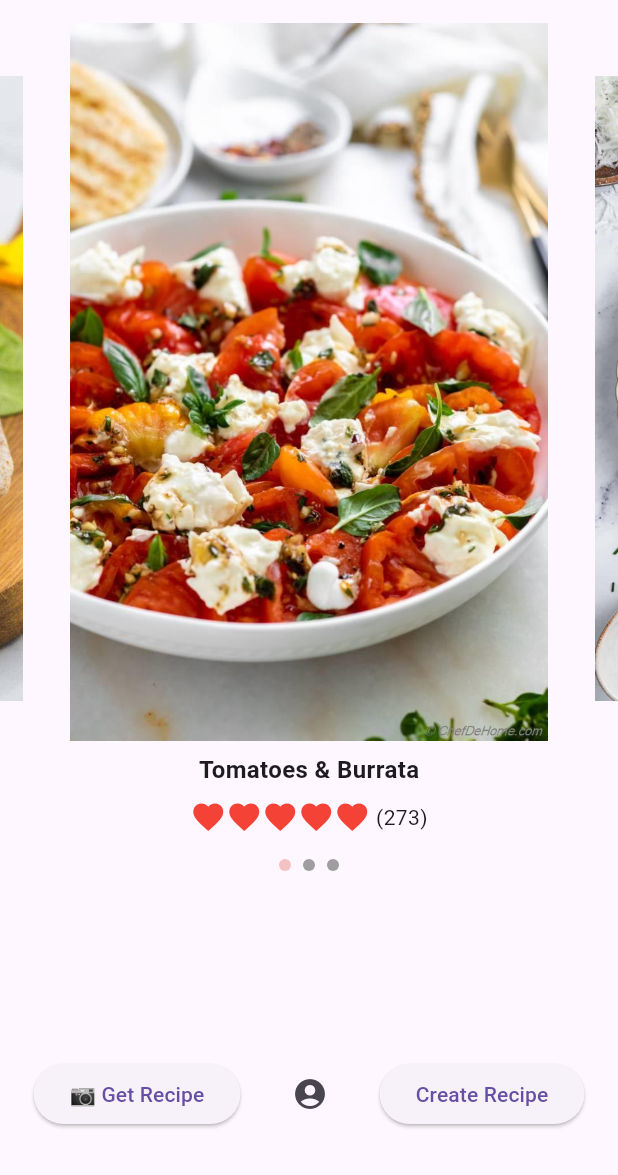
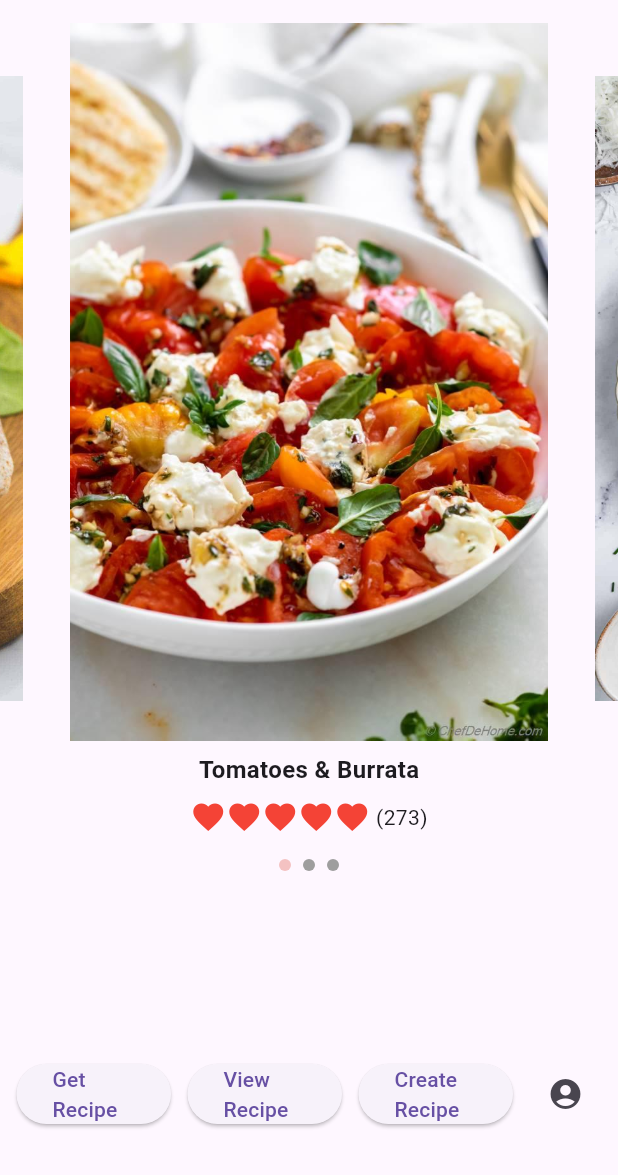
Before and after one commit to YuJieWu5/ten_mins_five_ingredients, a Flutter app: the screen it shows after launch, on a phone screen of 412 x 824 dp, the part 61-1236 px from its top. Run offline on Flutter 3.47's test engine with Material 3 defaults, Android fonts, the phone set to English and light mode, and no system bars; drawn by our look-alikes of carousel_slider.

Commit message:
Update homepage_bottom_action_bar.dart
Added button and change navigation

```diff
--- a/lib/homepage_bottom_action_bar.dart
+++ b/lib/homepage_bottom_action_bar.dart
@@ -1,5 +1,6 @@
 import 'package:flutter/material.dart';
 import 'photo_capture_page.dart';
+import 'recipe_list_page.dart';
 
 class BottomActionBar extends StatelessWidget {
   @override
@@ -7,8 +8,9 @@ class BottomActionBar extends StatelessWidget {
     return Row(
       mainAxisAlignment: MainAxisAlignment.spaceEvenly,
       children: <Widget>[
-        ElevatedButton(
-          child: Text('📷 Get Recipe'),
+        Flexible(
+          child: ElevatedButton(
+            child: Text('Get Recipe'),
             onPressed: () {
               Navigator.push(
                 context,
@@ -16,17 +18,33 @@ class BottomActionBar extends StatelessWidget {
               );
             },
           ),
-        IconButton(
+        ),
+        Flexible(
+          child: ElevatedButton(
+            child: Text('View Recipe'),
+            onPressed: () {
+              Navigator.push(
+                context,
+                MaterialPageRoute(builder: (context) => RecipeList()),
+              );
+            },
+          ),
+        ),
+        Flexible(
+          child: ElevatedButton(
+            child: Text('Create Recipe'),
+            onPressed: () {
+              // TODO: Placeholder to implement create function
+            },
+          ),
+        ),
+        Flexible(
+          child: IconButton(
             icon: Icon(Icons.account_circle),
             onPressed: () {
               // TODO: Placeholder to navigate to profile
             },
           ),
-        ElevatedButton(
-          child: Text('Create Recipe'),
-          onPressed: () {
-            // TODO: Placeholder to implement create function
-          },
         ),
       ],
     );
```
Lines whose indentation alone changed are shown as unchanged.
